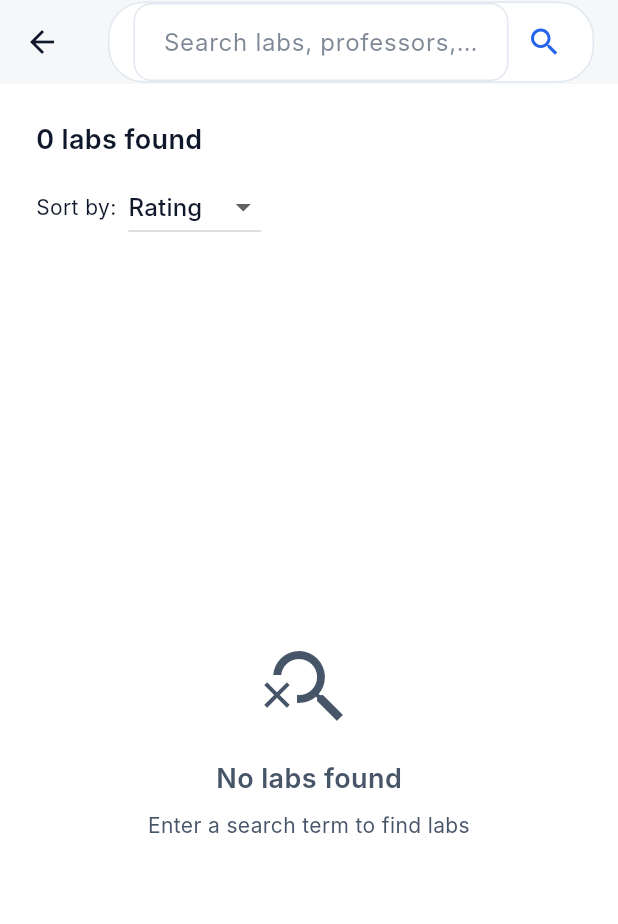
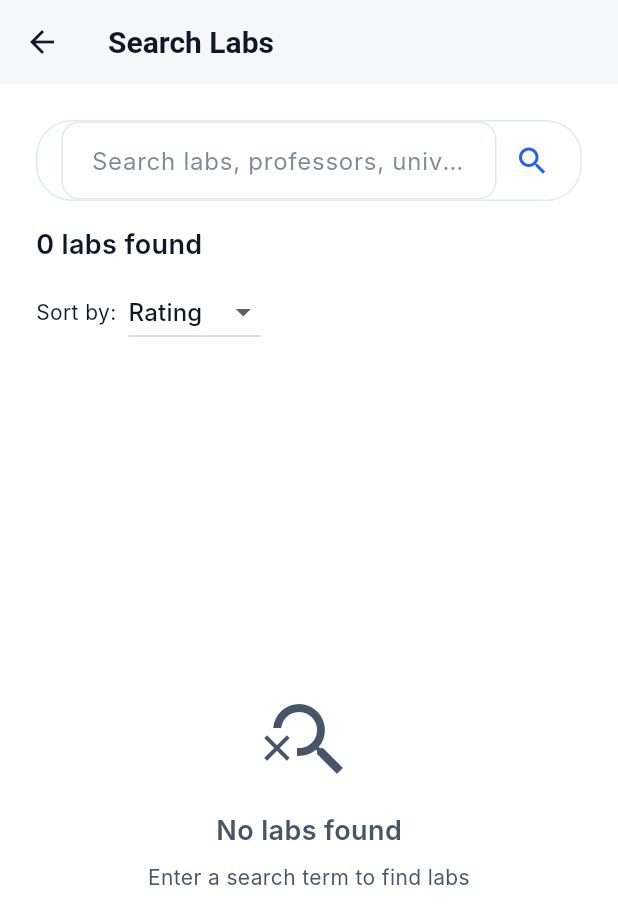
Before and after one commit to c5551051011/insidelab_frontend, a Flutter app: the SearchScreen screen opened by its route, on a phone screen of 412 x 824 dp. Shown: the top 924 px of the screen. Run offline on Flutter 3.47's test engine with Material 3 defaults, Android fonts, the phone set to English and light mode, and no system bars; our stand-ins replace flutter_typeahead, google_sign_in, shared_preferences; accounts and stored records are empty; network calls fail; Roboto replaces fonts that are missing (Inter).

Commit message:
Fix hero section RenderFlex overflow and improve search functionality
Hero Section Fixes:
- Add LayoutBuilder for responsive spacing based on available height
- Wrap content in Flexible widgets to prevent overflow
- Add FittedBox to headline for automatic text scaling
- Implement compact mode (height < 600px) with reduced spacing
- Reduce mobile vertical padding from 96px to 48px
- Add mainAxisSize.min to all Column/Row widgets for optimal sizing
- Add maxLines and ellipsis overflow handling to prevent text overflow

Search Screen Improvements:
- Move EnhancedSearchBar from AppBar to main body for proper intent chip display
- Add explicit showSearchIntent and showSuggestions parameters
- Add debug logging for search intent detection
- Ensure search intent chips have adequate space to display

This resolves the 93-pixel overflow error and ensures search intent chips
(like university filters for "MIT" searches) display properly below the search bar.

🤖 Generated with [Claude Code](https://claude.ai/code)

Co-Authored-By: Claude <noreply@anthropic.com>

```diff
--- a/lib/presentation/screens/search/search_screen.dart
+++ b/lib/presentation/screens/search/search_screen.dart
@@ -41,11 +41,7 @@ class _SearchScreenState extends State<SearchScreen> {
   Widget build(BuildContext context) {
     return Scaffold(
       appBar: AppBar(
-        title: EnhancedSearchBar(
-          initialQuery: _currentQuery,
-          onSearch: _onSearchSubmitted,
-          onQueryChanged: _onQueryChanged,
-        ),
+        title: const Text('Search Labs'),
         backgroundColor: Colors.white,
         elevation: 1,
       ),
@@ -79,6 +75,17 @@ class _SearchScreenState extends State<SearchScreen> {
       child: Column(
         crossAxisAlignment: CrossAxisAlignment.start,
         children: [
+          // Search bar with proper space for intent chips
+          Container(
+            padding: const EdgeInsets.only(bottom: 16),
+            child: EnhancedSearchBar(
+              initialQuery: _currentQuery,
+              onSearch: _onSearchSubmitted,
+              onQueryChanged: _onQueryChanged,
+              showSearchIntent: true,
+              showSuggestions: true,
+            ),
+          ),
           _buildResultsHeader(),
           const SizedBox(height: 8),
           _buildSortOptions(),
```
Also changed, not shown: lib/presentation/widgets/enhanced_search_bar.dart (+5 -3 lines), lib/presentation/widgets/sections/hero_section.dart (+30 -8 lines), test.dart (deleted).
